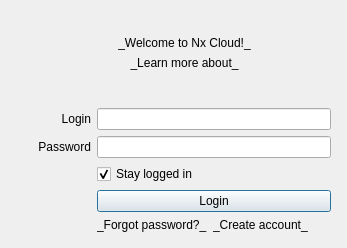
This is client/libclient/src/ui/dialogs/login_to_cloud_dialog.ui in networkoptix/nx_open as Qt 5 draws it before an edit. The edited form follows.
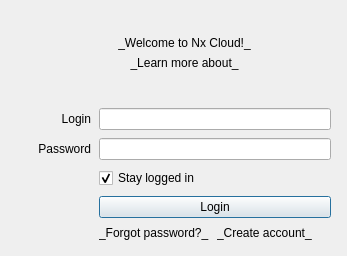
This is the edited form. Custom widgets are drawn as their Qt base class.

Commit message:
Login to Cloud dialog visual style fix
<==== Mercurial data ====>
Branch: dev_3.0.0_gui

```diff
--- a/client/libclient/src/ui/dialogs/login_to_cloud_dialog.ui
+++ b/client/libclient/src/ui/dialogs/login_to_cloud_dialog.ui
@@ -88,6 +88,9 @@
      <property name="bottomMargin">
       <number>16</number>
      </property>
+     <property name="spacing">
+      <number>8</number>
+     </property>
      <item row="4" column="1">
       <widget class="QLabel" name="restorePasswordLabel">
        <property name="text">
```
